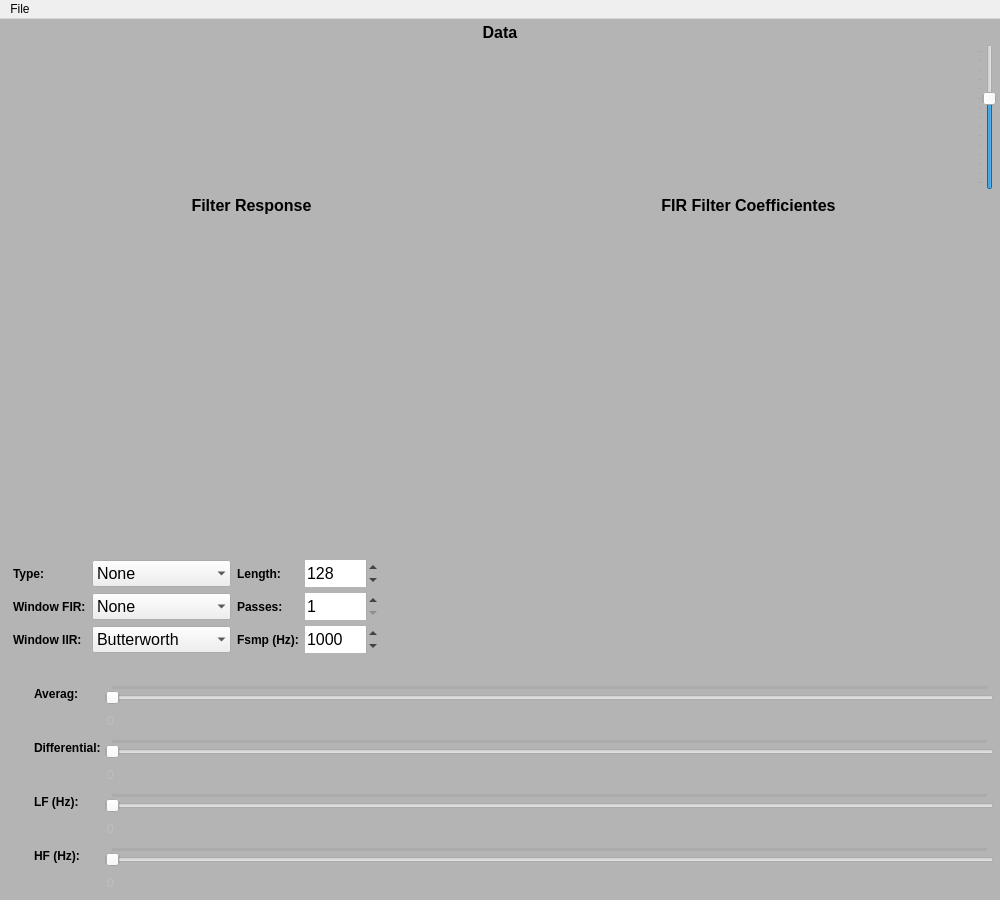
First picture: the form in FilterMaker/FilterMaker/mainwindow.ui, repository Bazzzukasss/FilterMaker, before the edit.
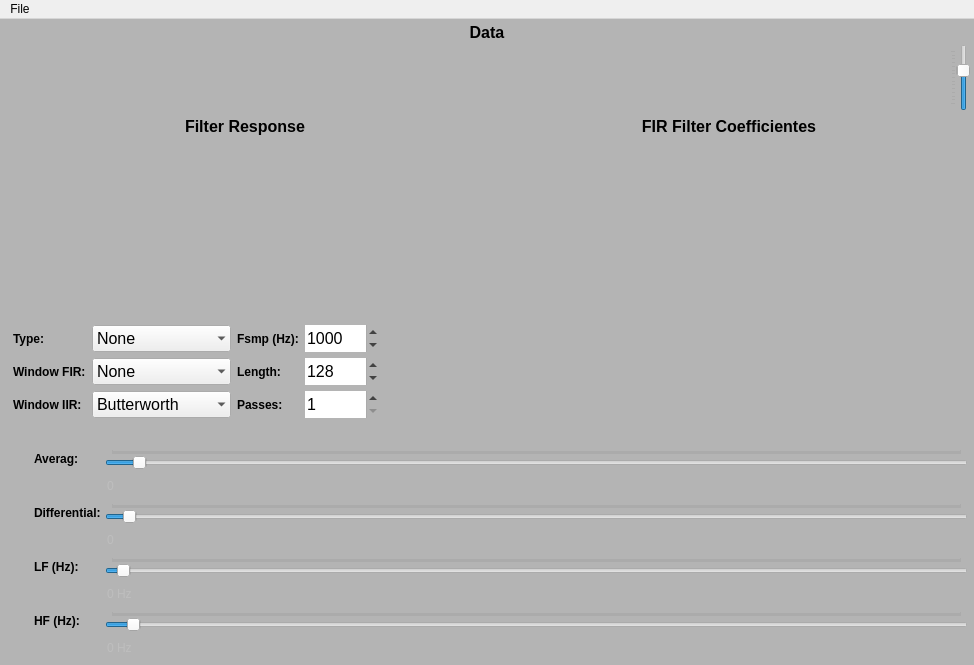
Second picture: the form after the edit. Icons and pictures are not drawn. Custom widgets are drawn as their Qt base class.

Patch:
```diff
--- a/FilterMaker/FilterMaker/mainwindow.ui
+++ b/FilterMaker/FilterMaker/mainwindow.ui
@@ -6,8 +6,8 @@
    <rect>
     <x>0</x>
     <y>0</y>
-    <width>1000</width>
-    <height>900</height>
+    <width>974</width>
+    <height>665</height>
    </rect>
   </property>
   <property name="font">
@@ -188,10 +188,7 @@
           </widget>
          </item>
          <item>
-          <widget class="QCustomPlot" name="plot_FilterResponse" native="true">
-           <zorder>frame_Param</zorder>
-           <zorder>frame_Type</zorder>
-          </widget>
+          <widget class="QCustomPlot" name="plot_FilterResponse" native="true"/>
          </item>
         </layout>
        </item>
@@ -237,34 +234,7 @@
        <enum>QFrame::Raised</enum>
       </property>
       <layout class="QGridLayout" name="gridLayout_2">
-       <item row="1" column="4">
-        <widget class="QSpinBox" name="spinBox_Length">
-         <property name="sizePolicy">
-          <sizepolicy hsizetype="Preferred" vsizetype="Preferred">
-           <horstretch>0</horstretch>
-           <verstretch>0</verstretch>
-          </sizepolicy>
-         </property>
-         <property name="font">
-          <font>
-           <pointsize>12</pointsize>
-          </font>
-         </property>
-         <property name="frame">
-          <bool>false</bool>
-         </property>
-         <property name="minimum">
-          <number>2</number>
-         </property>
-         <property name="maximum">
-          <number>1024</number>
-         </property>
-         <property name="value">
-          <number>128</number>
-         </property>
-        </widget>
-       </item>
-       <item row="1" column="1">
+       <item row="3" column="1">
         <widget class="QComboBox" name="comboBox_Type">
          <property name="sizePolicy">
           <sizepolicy hsizetype="Preferred" vsizetype="Preferred">
@@ -327,7 +297,7 @@
          </item>
         </widget>
        </item>
-       <item row="3" column="0">
+       <item row="5" column="0">
         <widget class="QLabel" name="label_11">
          <property name="sizePolicy">
           <sizepolicy hsizetype="Fixed" vsizetype="Preferred">
@@ -346,7 +316,7 @@
          </property>
         </widget>
        </item>
-       <item row="1" column="5">
+       <item row="3" column="5">
         <spacer name="horizontalSpacer">
          <property name="orientation">
           <enum>Qt::Horizontal</enum>
@@ -359,74 +329,7 @@
          </property>
         </spacer>
        </item>
-       <item row="2" column="1">
-        <widget class="QComboBox" name="comboBox_FIRWindow">
-         <property name="sizePolicy">
-          <sizepolicy hsizetype="Preferred" vsizetype="Preferred">
-           <horstretch>0</horstretch>
-           <verstretch>0</verstretch>
-          </sizepolicy>
-         </property>
-         <property name="font">
-          <font>
-           <pointsize>12</pointsize>
-          </font>
-         </property>
-         <property name="frame">
-          <bool>false</bool>
-         </property>
-         <item>
-          <property name="text">
-           <string>None</string>
-          </property>
-         </item>
-         <item>
-          <property name="text">
-           <string>Hamming</string>
-          </property>
-         </item>
-         <item>
-          <property name="text">
-           <string>Hanning</string>
-          </property>
-         </item>
-         <item>
-          <property name="text">
-           <string>Blackman</string>
-          </property>
-         </item>
-         <item>
-          <property name="text">
-           <string>Sin</string>
-          </property>
-         </item>
-         <item>
-          <property name="text">
-           <string>Nuttal</string>
-          </property>
-         </item>
-        </widget>
-       </item>
-       <item row="1" column="3">
-        <widget class="QLabel" name="label_2">
-         <property name="sizePolicy">
-          <sizepolicy hsizetype="Preferred" vsizetype="Preferred">
-           <horstretch>0</horstretch>
-           <verstretch>0</verstretch>
-          </sizepolicy>
-         </property>
-         <property name="font">
-          <font>
-           <weight>75</weight>
-           <bold>true</bold>
-          </font>
-         </property>
-         <property name="text">
-          <string>Length:</string>
-         </property>
-        </widget>
-       </item>
-       <item row="1" column="0">
+       <item row="3" column="0">
         <widget class="QLabel" name="label">
          <property name="sizePolicy">
           <sizepolicy hsizetype="Fixed" vsizetype="Preferred">
@@ -445,52 +348,6 @@
          </property>
         </widget>
        </item>
-       <item row="3" column="4">
-        <widget class="QSpinBox" name="spinBox_Fsmp">
-         <property name="sizePolicy">
-          <sizepolicy hsizetype="Fixed" vsizetype="Fixed">
-           <horstretch>0</horstretch>
-           <verstretch>0</verstretch>
-          </sizepolicy>
-         </property>
-         <property name="font">
-          <font>
-           <pointsize>12</pointsize>
-          </font>
-         </property>
-         <property name="frame">
-          <bool>false</bool>
-         </property>
-         <property name="minimum">
-          <number>1</number>
-         </property>
-         <property name="maximum">
-          <number>32000</number>
-         </property>
-         <property name="value">
-          <number>1000</number>
-         </property>
-        </widget>
-       </item>
-       <item row="2" column="0">
-        <widget class="QLabel" name="label_3">
-         <property name="sizePolicy">
-          <sizepolicy hsizetype="Fixed" vsizetype="Preferred">
-           <horstretch>0</horstretch>
-           <verstretch>0</verstretch>
-          </sizepolicy>
-         </property>
-         <property name="font">
-          <font>
-           <weight>75</weight>
-           <bold>true</bold>
-          </font>
-         </property>
-         <property name="text">
-          <string>Window FIR:</string>
-         </property>
-        </widget>
-       </item>
        <item row="0" column="1">
         <spacer name="verticalSpacer_2">
          <property name="orientation">
@@ -504,7 +361,7 @@
          </property>
         </spacer>
        </item>
-       <item row="4" column="1">
+       <item row="6" column="1">
         <spacer name="verticalSpacer">
          <property name="orientation">
           <enum>Qt::Vertical</enum>
@@ -520,7 +377,26 @@
          </property>
         </spacer>
        </item>
-       <item row="3" column="1">
+       <item row="4" column="0">
+        <widget class="QLabel" name="label_3">
+         <property name="sizePolicy">
+          <sizepolicy hsizetype="Fixed" vsizetype="Preferred">
+           <horstretch>0</horstretch>
+           <verstretch>0</verstretch>
+          </sizepolicy>
+         </property>
+         <property name="font">
+          <font>
+           <weight>75</weight>
+           <bold>true</bold>
+          </font>
+         </property>
+         <property name="text">
+          <string>Window FIR:</string>
+         </property>
+        </widget>
+       </item>
+       <item row="5" column="1">
         <widget class="QComboBox" name="comboBox_IIRWindow">
          <property name="sizePolicy">
           <sizepolicy hsizetype="Fixed" vsizetype="Preferred">
@@ -553,7 +429,61 @@
          </item>
         </widget>
        </item>
-       <item row="2" column="4">
+       <item row="4" column="4">
+        <widget class="QSpinBox" name="spinBox_Length">
+         <property name="sizePolicy">
+          <sizepolicy hsizetype="Preferred" vsizetype="Preferred">
+           <horstretch>0</horstretch>
+           <verstretch>0</verstretch>
+          </sizepolicy>
+         </property>
+         <property name="font">
+          <font>
+           <pointsize>12</pointsize>
+          </font>
+         </property>
+         <property name="frame">
+          <bool>false</bool>
+         </property>
+         <property name="minimum">
+          <number>2</number>
+         </property>
+         <property name="maximum">
+          <number>1024</number>
+         </property>
+         <property name="value">
+          <number>128</number>
+         </property>
+        </widget>
+       </item>
+       <item row="3" column="4">
+        <widget class="QSpinBox" name="spinBox_Fsmp">
+         <property name="sizePolicy">
+          <sizepolicy hsizetype="Fixed" vsizetype="Fixed">
+           <horstretch>0</horstretch>
+           <verstretch>0</verstretch>
+          </sizepolicy>
+         </property>
+         <property name="font">
+          <font>
+           <pointsize>12</pointsize>
+          </font>
+         </property>
+         <property name="frame">
+          <bool>false</bool>
+         </property>
+         <property name="minimum">
+          <number>1</number>
+         </property>
+         <property name="maximum">
+          <number>32000</number>
+         </property>
+         <property name="value">
+          <number>1000</number>
+         </property>
+        </widget>
+       </item>
+       <item row="5" column="4">
         <widget class="QSpinBox" name="spinBox_Passes">
          <property name="sizePolicy">
           <sizepolicy hsizetype="Preferred" vsizetype="Preferred">
@@ -577,7 +507,55 @@
          </property>
         </widget>
        </item>
-       <item row="2" column="3">
+       <item row="4" column="1">
+        <widget class="QComboBox" name="comboBox_FIRWindow">
+         <property name="sizePolicy">
+          <sizepolicy hsizetype="Preferred" vsizetype="Preferred">
+           <horstretch>0</horstretch>
+           <verstretch>0</verstretch>
+          </sizepolicy>
+         </property>
+         <property name="font">
+          <font>
+           <pointsize>12</pointsize>
+          </font>
+         </property>
+         <property name="frame">
+          <bool>false</bool>
+         </property>
+         <item>
+          <property name="text">
+           <string>None</string>
+          </property>
+         </item>
+         <item>
+          <property name="text">
+           <string>Hamming</string>
+          </property>
+         </item>
+         <item>
+          <property name="text">
+           <string>Hanning</string>
+          </property>
+         </item>
+         <item>
+          <property name="text">
+           <string>Blackman</string>
+          </property>
+         </item>
+         <item>
+          <property name="text">
+           <string>Sin</string>
+          </property>
+         </item>
+         <item>
+          <property name="text">
+           <string>Nuttal</string>
+          </property>
+         </item>
+        </widget>
+       </item>
+       <item row="5" column="3">
         <widget class="QLabel" name="label_12">
          <property name="sizePolicy">
           <sizepolicy hsizetype="Preferred" vsizetype="Preferred">
@@ -596,6 +574,25 @@
          </property>
         </widget>
        </item>
+       <item row="4" column="3">
+        <widget class="QLabel" name="label_2">
+         <property name="sizePolicy">
+          <sizepolicy hsizetype="Preferred" vsizetype="Preferred">
+           <horstretch>0</horstretch>
+           <verstretch>0</verstretch>
+          </sizepolicy>
+         </property>
+         <property name="font">
+          <font>
+           <weight>75</weight>
+           <bold>true</bold>
+          </font>
+         </property>
+         <property name="text">
+          <string>Length:</string>
+         </property>
+        </widget>
+       </item>
        <item row="3" column="3">
         <widget class="QLabel" name="label_8">
          <property name="sizePolicy">
@@ -715,6 +712,9 @@
          <property name="buttonSymbols">
           <enum>QAbstractSpinBox::NoButtons</enum>
          </property>
+         <property name="suffix">
+          <string> Hz</string>
+         </property>
         </widget>
        </item>
        <item row="7" column="2" colspan="5">
@@ -731,6 +731,12 @@
          <property name="pageStep">
           <number>1</number>
          </property>
+         <property name="value">
+          <number>20</number>
+         </property>
+         <property name="tracking">
+          <bool>false</bool>
+         </property>
          <property name="orientation">
           <enum>Qt::Horizontal</enum>
          </property>
@@ -815,6 +821,12 @@
          <property name="pageStep">
           <number>1</number>
          </property>
+         <property name="value">
+          <number>400</number>
+         </property>
+         <property name="tracking">
+          <bool>false</bool>
+         </property>
          <property name="orientation">
           <enum>Qt::Horizontal</enum>
          </property>
@@ -887,6 +899,12 @@
          <property name="pageStep">
           <number>1</number>
          </property>
+         <property name="value">
+          <number>200</number>
+         </property>
+         <property name="tracking">
+          <bool>false</bool>
+         </property>
          <property name="orientation">
           <enum>Qt::Horizontal</enum>
          </property>
@@ -947,6 +965,9 @@
          <property name="pageStep">
           <number>1</number>
          </property>
+         <property name="value">
+          <number>32</number>
+         </property>
          <property name="tracking">
           <bool>true</bool>
          </property>
@@ -981,6 +1002,9 @@
          <property name="buttonSymbols">
           <enum>QAbstractSpinBox::NoButtons</enum>
          </property>
+         <property name="suffix">
+          <string> Hz</string>
+         </property>
         </widget>
        </item>
        <item row="10" column="1">
@@ -1034,8 +1058,8 @@
     <rect>
      <x>0</x>
      <y>0</y>
-     <width>1000</width>
-     <height>18</height>
+     <width>974</width>
+     <height>21</height>
     </rect>
    </property>
    <widget class="QMenu" name="menuFile">
```
Left out of the diff: 2 changed lines with no effect on the pictures.
